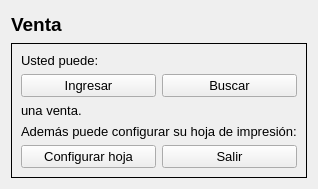
This is Venta/a_venta.ui in radtek/manager as Qt 5 draws it before an edit. The edited form follows.
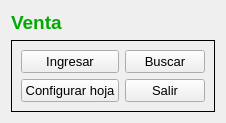
This is the edited form.

```diff
--- a/Venta/a_venta.ui
+++ b/Venta/a_venta.ui
@@ -6,8 +6,8 @@
    <rect>
     <x>0</x>
     <y>0</y>
-    <width>314</width>
-    <height>189</height>
+    <width>216</width>
+    <height>123</height>
    </rect>
   </property>
   <property name="windowTitle">
@@ -25,6 +25,9 @@
          <bold>true</bold>
         </font>
        </property>
+       <property name="styleSheet">
+        <string notr="true">color: rgb(0, 170, 0);</string>
+       </property>
        <property name="text">
         <string>Venta</string>
        </property>
@@ -64,21 +67,6 @@
      </property>
      <layout class="QGridLayout" name="gridLayout">
       <item row="0" column="0">
-       <widget class="QLabel" name="label_2">
-        <property name="font">
-         <font>
-          <pointsize>10</pointsize>
-         </font>
-        </property>
-        <property name="text">
-         <string>Usted puede:</string>
-        </property>
-        <property name="alignment">
-         <set>Qt::AlignLeading|Qt::AlignLeft|Qt::AlignVCenter</set>
-        </property>
-       </widget>
-      </item>
-      <item row="1" column="0">
        <widget class="QPushButton" name="pushButton_ingresar">
         <property name="sizePolicy">
          <sizepolicy hsizetype="Minimum" vsizetype="Fixed">
@@ -97,31 +85,7 @@
         </property>
        </widget>
       </item>
-      <item row="3" column="0">
-       <widget class="QLabel" name="label_3">
-        <property name="font">
-         <font>
-          <pointsize>10</pointsize>
-         </font>
-        </property>
-        <property name="text">
-         <string>una venta.</string>
-        </property>
-       </widget>
-      </item>
-      <item row="4" column="0" colspan="2">
-       <widget class="QLabel" name="label_4">
-        <property name="font">
-         <font>
-          <pointsize>10</pointsize>
-         </font>
-        </property>
-        <property name="text">
-         <string>Además puede configurar su hoja de impresión:</string>
-        </property>
-       </widget>
-      </item>
-      <item row="5" column="1">
+      <item row="2" column="1">
        <widget class="QPushButton" name="pushButton_salir">
         <property name="font">
          <font>
@@ -133,7 +97,7 @@
         </property>
        </widget>
       </item>
-      <item row="5" column="0">
+      <item row="2" column="0">
        <widget class="QPushButton" name="pushButton_configurar_hoja">
         <property name="font">
          <font>
@@ -145,7 +109,7 @@
         </property>
        </widget>
       </item>
-      <item row="1" column="1">
+      <item row="0" column="1">
        <widget class="QPushButton" name="pushButton_buscar">
         <property name="sizePolicy">
          <sizepolicy hsizetype="Minimum" vsizetype="Fixed">
```
